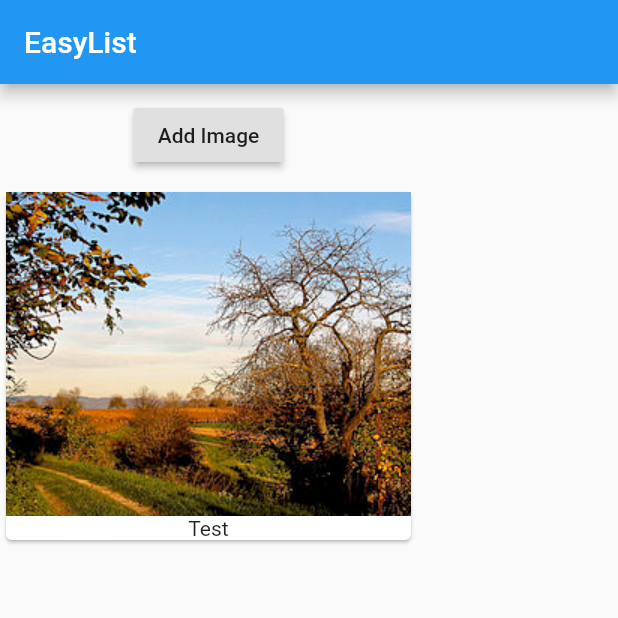
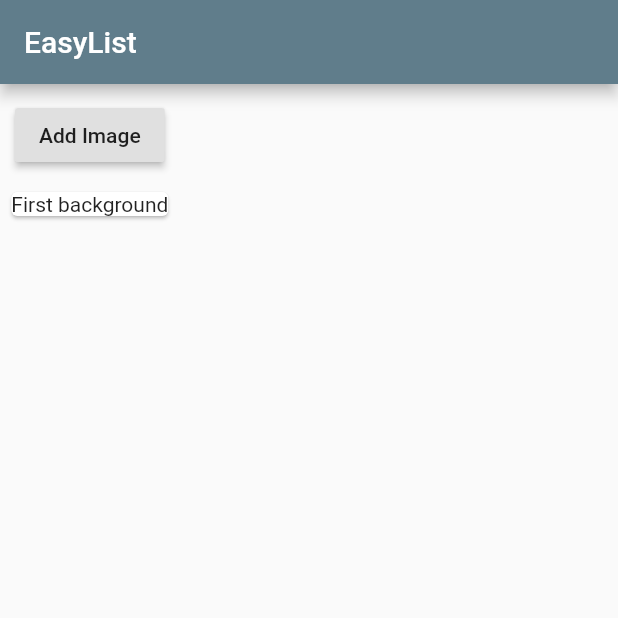
Before and after one commit to NicolasPla/FlutterProject, a Flutter app: the screen it shows after launch, on a phone screen of 412 x 824 dp, the top half of it. Run offline on Flutter 3.47's test engine with Material 2 defaults, Android fonts, the phone set to English and light mode, and no system bars.

Commit message:
Prints, Default Background, Apptheme

```diff
--- a/flutter_app/lib/background_manager.dart
+++ b/flutter_app/lib/background_manager.dart
@@ -2,18 +2,40 @@ import 'package:flutter/material.dart';
 import './backgrounds.dart';
 
 class BackgroundManager extends StatefulWidget{
+
+  String startingBackground;
+
+  BackgroundManager({this.startingBackground = 'Default background'});
+
   @override
   State<StatefulWidget> createState() {
+    print('[BackgroundManager Widet] createState()');
+
     return _BackgroundManagerState();
   }
 }
 
 class _BackgroundManagerState extends State<BackgroundManager>{
 
-  List<String> _backgrounds = ['Title A'];
+  List<String> _backgrounds = [];
+
+  @override
+  void initState() {
+    print('[BackgroundManager State] initState()');
+
+    _backgrounds.add(widget.startingBackground);
+    super.initState();
+  }
+
+  @override
+  void didUpdateWidget(BackgroundManager oldWidget) {
+    print('[BackgroundManager State] didUpdateWidget()');
+    super.didUpdateWidget(oldWidget);
+  }
 
   @override
   Widget build(BuildContext context) {
+    print('[BackgroundManager State] build()');
     return Column(children : [Container(
       margin: EdgeInsets.all(10.0),
       child: RaisedButton(
--- a/flutter_app/lib/backgrounds.dart
+++ b/flutter_app/lib/backgrounds.dart
@@ -2,21 +2,24 @@ import 'package:flutter/material.dart';
 
 class Backgrounds extends StatelessWidget{
 
-  final List<String> products;
+  final List<String> backgrounds;
 
   //Constructor
-  Backgrounds(this.products);
+  Backgrounds(this.backgrounds){
+    print('[Background Widet] Constructor');
+  }
 
   @override
   Widget build(BuildContext context) {
+    print('[Background Widet] Build');
 
     return Column(
-      children: products
+      children: backgrounds
           .map((element) => Card(
         child: Column(
           children: <Widget>[
-            Image.asset('assets/paisaje.jpg'),
-            Text('Test')
+            //Image.asset('assets/paisaje.jpg'),
+            Text(element)
           ],
         ),
       ))
--- a/flutter_app/lib/main.dart
+++ b/flutter_app/lib/main.dart
@@ -7,11 +7,15 @@ class MyApp extends StatelessWidget {
   @override
   Widget build(context) {
     return MaterialApp(
+      theme: ThemeData(
+        primarySwatch: Colors.blueGrey,
+
+      ),
       home: Scaffold(
           appBar: AppBar(
             title: Text('EasyList'),
           ),
-          body: BackgroundManager()),
+          body: BackgroundManager(startingBackground: 'First background')),
     );
   }
 }
```
